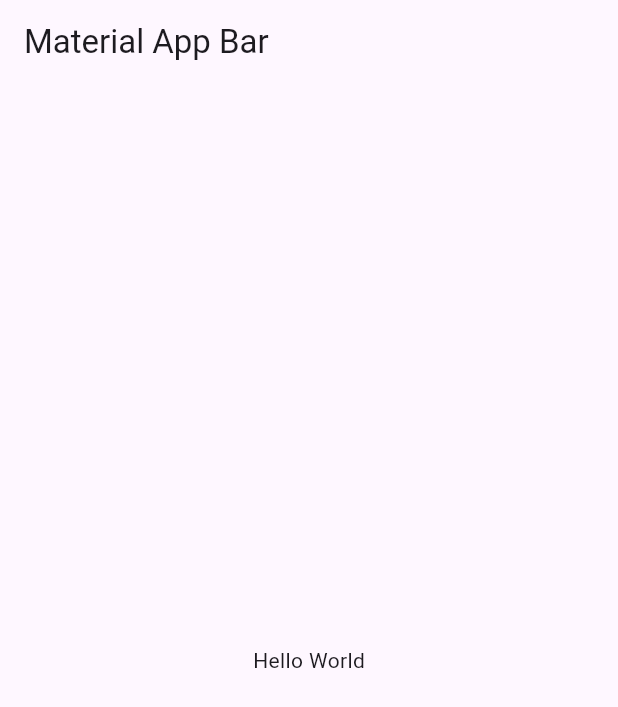
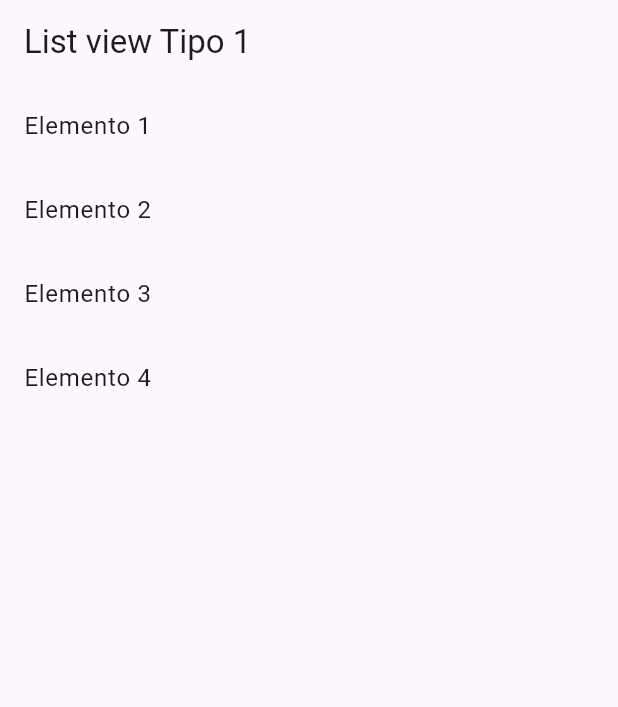
Before and after one commit to diagomezpa/seccion6-pruebascomponentes, a Flutter app: the screen it shows after launch, on a phone screen of 412 x 824 dp. Shown: the top 707 px of the screen. Run offline on Flutter 3.47's test engine with Material 3 defaults, Android fonts, the light colour scheme and no system bars.

Commit message:
seccion 6 video 66 creando una listview

```diff
--- a/lib/main.dart
+++ b/lib/main.dart
@@ -1,4 +1,5 @@
 import 'package:flutter/material.dart';
+import 'package:seccion6_componentes/screens/listview1_screen.dart';
 
 void main() => runApp(const MyApp());
 
@@ -9,14 +10,7 @@ class MyApp extends StatelessWidget {
   Widget build(BuildContext context) {
     return MaterialApp(
       title: 'Material App',
-      home: Scaffold(
-        appBar: AppBar(
-          title: const Text('Material App Bar'),
-        ),
-        body: const Center(
-          child: Text('Hello World'),
-        ),
-      ),
+      home: const Listview1Screen(),
     );
   }
 }
--- /dev/null
+++ b/lib/screens/listview1_screen.dart
@@ -0,0 +1,32 @@
+import 'package:flutter/material.dart';
+
+class Listview1Screen extends StatelessWidget {
+
+  const Listview1Screen({Key? key}) : super(key: key);
+
+  @override
+  Widget build(BuildContext context) {
+    return Scaffold(
+      appBar: AppBar(
+        title: Text('List view Tipo 1'),
+      ),
+      body: ListView(
+        children: const [
+          ListTile(
+        title: Text('Elemento 1'),
+          ),
+          ListTile(
+        title: Text('Elemento 2'),
+          ),
+          ListTile(
+        title: Text('Elemento 3'),
+          ),
+          ListTile(
+        title: Text('Elemento 4'),
+          ),
+        ],
+      ),
+      );
+
+  }
+}
```
